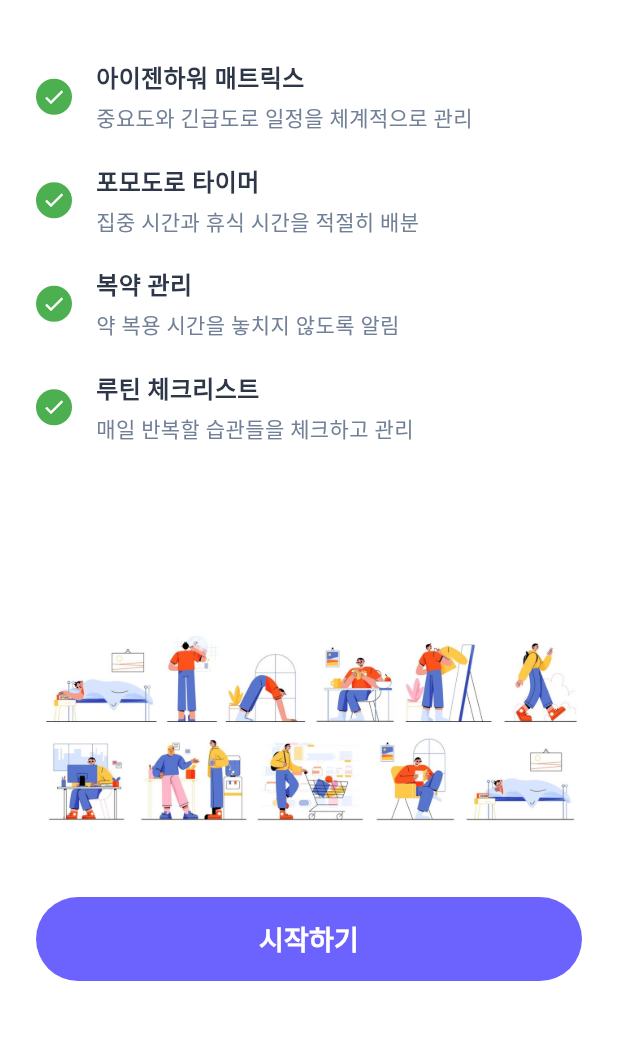
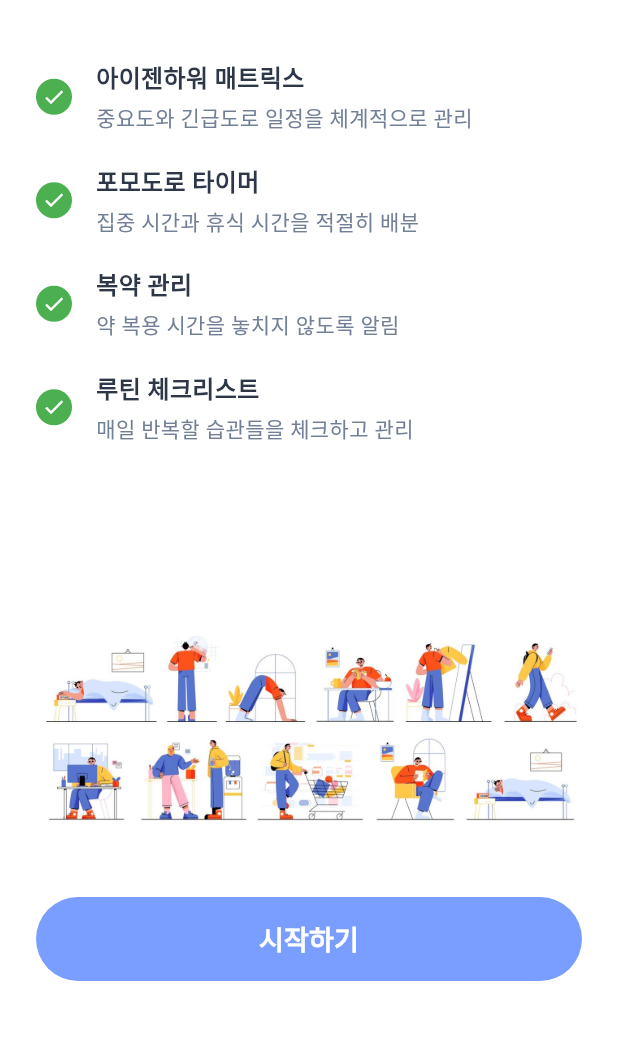
Before and after one commit to jack9282/deepdot, a Flutter app: the screen it shows after launch, on a phone screen of 412 x 824 dp, the part 195-1235 px from its top. Run offline on Flutter 3.47's test engine with Material 3 defaults, Android fonts, the phone set to English and light mode, and no system bars; our stand-ins replace go_router, shared_preferences, table_calendar; accounts and stored records are empty; Roboto replaces fonts that are missing (Pretendard).

Commit message:
프라이머리 컬러 변경

```diff
--- a/lib/common/theme/app_theme.dart
+++ b/lib/common/theme/app_theme.dart
@@ -2,7 +2,7 @@ import 'package:flutter/material.dart';
 
 class AppTheme {
   // 메인 색상들
-  static const Color primaryColor = Color(0xFF6C63FF); // 보라색 계열
+  static const Color primaryColor = Color(0xFF799EFF); // 보라색 계열
   static const Color secondaryColor = Color(0xFF4CAF50); // 초록색 계열
   static const Color backgroundColor = Color(0xFFF8F9FA);
   static const Color cardColor = Color(0xFFFFFFFF);
```
